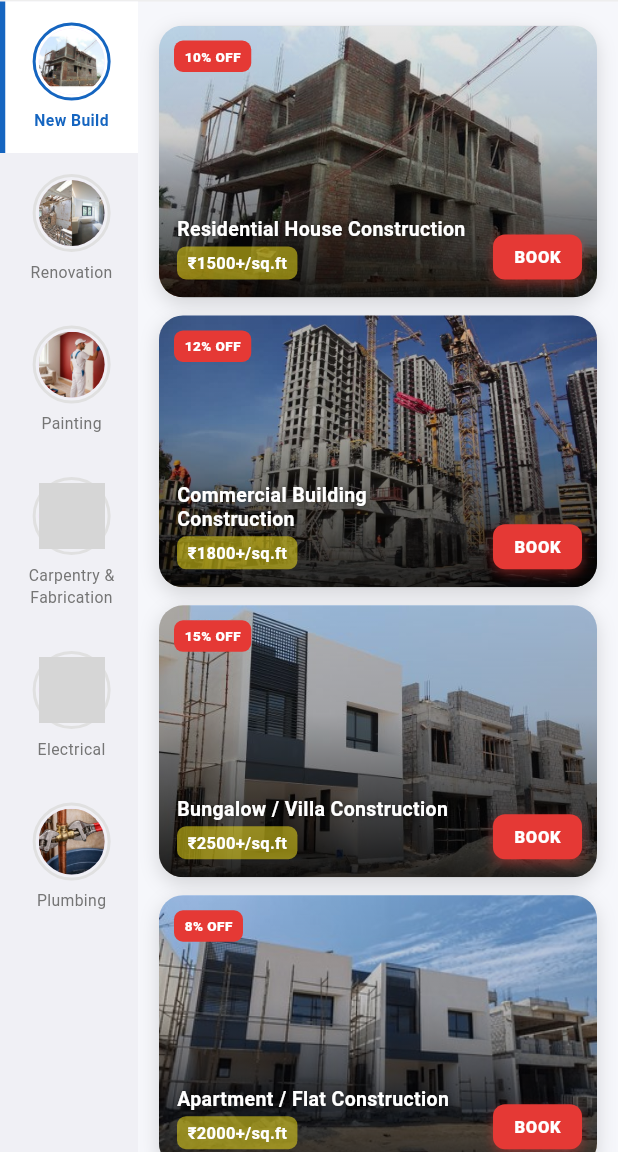
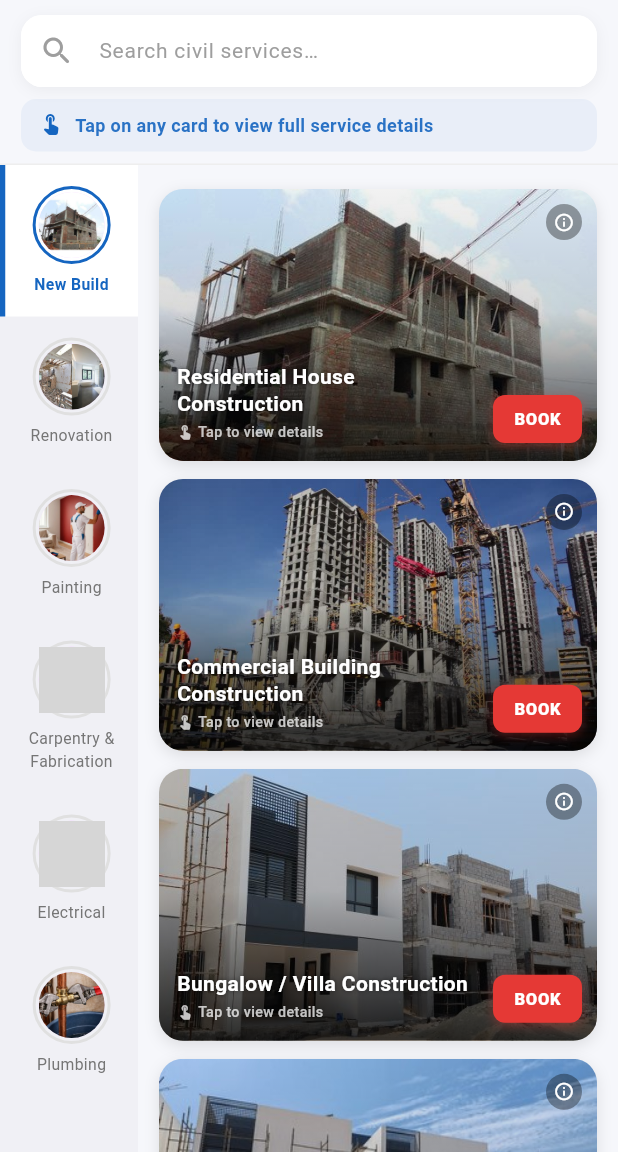
Before and after one commit to murkar321/callme, a Flutter app: the CivilServicesPage screen opened directly, on a phone screen of 412 x 824 dp, the part 84-1236 px from its top. Run offline on Flutter 3.47's test engine with Material 3 defaults, Android fonts, the phone set to English and light mode, and no system bars; our stand-ins replace cloud_firestore, file_picker, firebase_auth, firebase_core, firebase_messaging, firebase_storage and 8 more; missing offline and left inert: razorpay_flutter; accounts and stored records are empty; grey boxes are pictures that could not be loaded.

Commit message:
save updates

```diff
--- a/lib/models/civil_services_page.dart
+++ b/lib/models/civil_services_page.dart
@@ -18,6 +18,14 @@ class CivilServicesPage extends StatefulWidget {
 
 class _CivilServicesPageState extends State<CivilServicesPage> {
   int selectedIndex = 0;
+  final TextEditingController _searchController = TextEditingController();
+  String _searchQuery = '';
+
+  @override
+  void dispose() {
+    _searchController.dispose();
+    super.dispose();
+  }
 
   void _refresh() => setState(() {});
 
@@ -91,10 +99,16 @@ class _CivilServicesPageState extends State<CivilServicesPage> {
     final mq = MediaQuery.of(context);
     final categories = civilServices;
     final selectedService = categories[selectedIndex];
-    final subServices = selectedService.subServices;
+
+    // Filter sub-services by the search query, case-insensitive.
+    final query = _searchQuery.trim().toLowerCase();
+    final subServices = query.isEmpty
+        ? selectedService.subServices
+        : selectedService.subServices
+            .where((s) => s.name.toLowerCase().contains(query))
+            .toList();
 
     final totalItems = Cart.getTotalItems(kCivilServiceKey);
-    final totalPrice = Cart.getTotal(kCivilServiceKey);
     final bottomPad = mq.viewPadding.bottom;
 
     return Scaffold(
@@ -127,6 +141,25 @@ class _CivilServicesPageState extends State<CivilServicesPage> {
         bottom: false,
         child: Column(
           children: [
+            // ── SEARCH BAR ───────────────────────────────────────────
+            Padding(
+              padding: const EdgeInsets.fromLTRB(14, 10, 14, 8),
+              child: _SearchField(
+                controller: _searchController,
+                onChanged: (v) => setState(() => _searchQuery = v),
+                onClear: () {
+                  _searchController.clear();
+                  setState(() => _searchQuery = '');
+                },
+              ),
+            ),
+
+            // ── HINT BANNER ──────────────────────────────────────────
+            const Padding(
+              padding: EdgeInsets.fromLTRB(14, 0, 14, 8),
+              child: _TapHintBanner(),
+            ),
+
             const Divider(height: 1, thickness: 1, color: Color(0xFFEEEEEE)),
 
             Expanded(
@@ -141,7 +174,9 @@ class _CivilServicesPageState extends State<CivilServicesPage> {
 
                   // ── RIGHT SERVICE LIST ───────────────────────────────
                   Expanded(
-                    child: ListView.builder(
+                    child: subServices.isEmpty
+                        ? const _EmptySearchState()
+                        : ListView.builder(
                             padding: EdgeInsets.fromLTRB(
                               10,
                               10,
@@ -156,7 +191,8 @@ class _CivilServicesPageState extends State<CivilServicesPage> {
                                 service: sub,
                                 categoryName: selectedService.name,
                                 categoryId: selectedService.id,
-                          onTap: () => _openDetail(sub, selectedService.id),
+                                onTap: () =>
+                                    _openDetail(sub, selectedService.id),
                                 onAddCart: () => _handleBooking(
                                   sub,
                                   selectedService.id,
@@ -174,7 +210,6 @@ class _CivilServicesPageState extends State<CivilServicesPage> {
             if (totalItems > 0)
               _ViewCartBar(
                 totalItems: totalItems,
-                totalPrice: totalPrice,
                 bottomPad: bottomPad,
                 onTap: _openCart,
               ),
@@ -186,6 +221,119 @@ class _CivilServicesPageState extends State<CivilServicesPage> {
 }
 
 // ─────────────────────────────────────────────────────────────────────────────
+
+class _SearchField extends StatelessWidget {
+  final TextEditingController controller;
+  final ValueChanged<String> onChanged;
+  final VoidCallback onClear;
+
+  const _SearchField({
+    required this.controller,
+    required this.onChanged,
+    required this.onClear,
+  });
+
+  @override
+  Widget build(BuildContext context) {
+    return Container(
+      decoration: BoxDecoration(
+        color: Colors.white,
+        borderRadius: BorderRadius.circular(14),
+        boxShadow: [
+          BoxShadow(
+            color: Colors.black.withOpacity(0.05),
+            blurRadius: 8,
+            offset: const Offset(0, 2),
+          ),
+        ],
+      ),
+      child: TextField(
+        controller: controller,
+        onChanged: onChanged,
+        style: const TextStyle(fontSize: 14, color: Color(0xFF1A1A2E)),
+        decoration: InputDecoration(
+          hintText: 'Search civil services…',
+          hintStyle: TextStyle(color: Colors.grey.shade500, fontSize: 14),
+          prefixIcon: Icon(Icons.search_rounded, color: Colors.grey.shade500),
+          suffixIcon: controller.text.isNotEmpty
+              ? IconButton(
+                  icon: Icon(Icons.close_rounded, color: Colors.grey.shade500),
+                  onPressed: onClear,
+                )
+              : null,
+          filled: true,
+          fillColor: Colors.white,
+          contentPadding: const EdgeInsets.symmetric(vertical: 12),
+          border: OutlineInputBorder(
+            borderRadius: BorderRadius.circular(14),
+            borderSide: BorderSide.none,
+          ),
+        ),
+      ),
+    );
+  }
+}
+
+class _TapHintBanner extends StatelessWidget {
+  const _TapHintBanner();
+
+  @override
+  Widget build(BuildContext context) {
+    return Container(
+      padding: const EdgeInsets.symmetric(horizontal: 12, vertical: 9),
+      decoration: BoxDecoration(
+        color: const Color(0xFF1565C0).withOpacity(0.06),
+        borderRadius: BorderRadius.circular(10),
+      ),
+      child: Row(
+        children: [
+          Icon(Icons.touch_app_rounded,
+              color: const Color(0xFF1565C0), size: 16),
+          const SizedBox(width: 8),
+          Expanded(
+            child: Text(
+              'Tap on any card to view full service details',
+              style: TextStyle(
+                fontSize: 12,
+                color: const Color(0xFF1565C0).withOpacity(0.9),
+                fontWeight: FontWeight.w600,
+              ),
+            ),
+          ),
+        ],
+      ),
+    );
+  }
+}
+
+class _EmptySearchState extends StatelessWidget {
+  const _EmptySearchState();
+
+  @override
+  Widget build(BuildContext context) {
+    return Center(
+      child: Padding(
+        padding: const EdgeInsets.all(24),
+        child: Column(
+          mainAxisSize: MainAxisSize.min,
+          children: [
+            Icon(Icons.search_off_rounded, size: 44, color: Colors.grey.shade400),
+            const SizedBox(height: 12),
+            Text(
+              'No services match your search',
+              textAlign: TextAlign.center,
+              style: TextStyle(
+                fontSize: 14,
+                color: Colors.grey.shade600,
+                fontWeight: FontWeight.w600,
+              ),
+            ),
+          ],
+        ),
+      ),
+    );
+  }
+}
 
 class _CartIconButton extends StatelessWidget {
   final int count;
@@ -319,13 +467,11 @@ class _CategoryPanel extends StatelessWidget {
 
 class _ViewCartBar extends StatelessWidget {
   final int totalItems;
-  final int totalPrice;
   final double bottomPad;
   final VoidCallback onTap;
 
   const _ViewCartBar({
     required this.totalItems,
-    required this.totalPrice,
     required this.bottomPad,
     required this.onTap,
   });
@@ -336,37 +482,25 @@ class _ViewCartBar extends StatelessWidget {
       width: double.infinity,
       padding: EdgeInsets.fromLTRB(14, 10, 14, 10 + bottomPad),
       decoration: const BoxDecoration(
-        color: Color.fromARGB(255, 239, 198, 36),
+        color: Color(0xFF1565C0),
         boxShadow: [
           BoxShadow(
             color: Colors.black26,
-            blurRadius: 12,
-            offset: Offset(0, -4),
+            blurRadius: 10,
+            offset: Offset(0, -3),
           ),
         ],
       ),
       child: Row(
         children: [
           Expanded(
-            child: Column(
-              crossAxisAlignment: CrossAxisAlignment.start,
-              mainAxisSize: MainAxisSize.min,
-              children: [
-                Text(
+            child: Text(
               "$totalItems item${totalItems > 1 ? 's' : ''} selected",
-                  style:
-                      const TextStyle(color: Color.fromARGB(153, 211, 70, 70), fontSize: 11),
-                ),
-                const SizedBox(height: 2),
-                Text(
-                  "₹$totalPrice",
               style: const TextStyle(
                 color: Colors.white,
-                    fontWeight: FontWeight.w800,
-                    fontSize: 17,
+                fontWeight: FontWeight.w700,
+                fontSize: 15,
               ),
-                ),
-              ],
             ),
           ),
           GestureDetector(
@@ -379,9 +513,9 @@ class _ViewCartBar extends StatelessWidget {
                 borderRadius: BorderRadius.circular(10),
                 boxShadow: [
                   BoxShadow(
-                    color: Colors.orange.withOpacity(0.4),
-                    blurRadius: 10,
-                    offset: const Offset(0, 4),
+                    color: Colors.orange.withOpacity(0.35),
+                    blurRadius: 8,
+                    offset: const Offset(0, 3),
                   ),
                 ],
               ),
--- a/lib/widgets/civil_card.dart
+++ b/lib/widgets/civil_card.dart
@@ -40,9 +40,9 @@ class CivilServiceCard extends StatelessWidget {
           borderRadius: BorderRadius.circular(16),
           boxShadow: [
             BoxShadow(
-              color: Colors.black.withOpacity(0.14),
-              blurRadius: 10,
-              offset: const Offset(0, 4),
+              color: Colors.black.withOpacity(0.10),
+              blurRadius: 8,
+              offset: const Offset(0, 3),
             ),
           ],
         ),
@@ -70,42 +70,36 @@ class CivilServiceCard extends StatelessWidget {
                     gradient: LinearGradient(
                       begin: Alignment.topCenter,
                       end: Alignment.bottomCenter,
-                      stops: const [0.0, 0.40, 1.0],
+                      stops: const [0.0, 0.45, 1.0],
                       colors: [
-                        Colors.black.withOpacity(0.10),
-                        Colors.black.withOpacity(0.20),
-                        Colors.black.withOpacity(0.82),
+                        Colors.black.withOpacity(0.05),
+                        Colors.black.withOpacity(0.15),
+                        Colors.black.withOpacity(0.78),
                       ],
                     ),
                   ),
                 ),
               ),
 
-              // ── DISCOUNT BADGE — top left ─────────────────────────
-              if (service.discount > 0)
+              // ── TAP HINT — top right, signals card is tappable ────
               Positioned(
-                  left: 10,
                 top: 10,
+                right: 10,
                 child: Container(
-                    padding: const EdgeInsets.symmetric(
-                        horizontal: 7, vertical: 4),
+                  padding: const EdgeInsets.all(5),
                   decoration: BoxDecoration(
-                      color: Colors.red.shade600,
-                      borderRadius: BorderRadius.circular(6),
+                    color: Colors.black.withOpacity(0.35),
+                    shape: BoxShape.circle,
                   ),
-                    child: Text(
-                      "${service.discount}% OFF",
-                      style: const TextStyle(
+                  child: const Icon(
+                    Icons.info_outline_rounded,
                     color: Colors.white,
-                        fontSize: 9,
-                        fontWeight: FontWeight.w800,
-                        letterSpacing: 0.3,
-                      ),
+                    size: 14,
                   ),
                 ),
               ),
 
-              // ── BOTTOM ROW: name + price + BOOK/SELECT button ─────
+              // ── BOTTOM ROW: name + hint text + BOOK/SELECT button ──
               Positioned(
                 left: 12,
                 right: 10,
@@ -113,7 +107,6 @@ class CivilServiceCard extends StatelessWidget {
                 child: Row(
                   crossAxisAlignment: CrossAxisAlignment.end,
                   children: [
-                    // Service name + price stacked
                     Expanded(
                       child: Column(
                         crossAxisAlignment: CrossAxisAlignment.start,
@@ -125,7 +118,7 @@ class CivilServiceCard extends StatelessWidget {
                             overflow: TextOverflow.ellipsis,
                             style: const TextStyle(
                               color: Colors.white,
-                              fontSize: 13,
+                              fontSize: 14,
                               fontWeight: FontWeight.w700,
                               height: 1.25,
                               shadows: [
@@ -133,30 +126,28 @@ class CivilServiceCard extends StatelessWidget {
                               ],
                             ),
                           ),
-                          const SizedBox(height: 4),
-                          // Price chip
-                          Container(
-                            padding: const EdgeInsets.symmetric(
-                                horizontal: 7, vertical: 3),
-                            decoration: BoxDecoration(
-                              color: const Color.fromARGB(255, 235, 217, 27).withOpacity(0.55),
-                              borderRadius: BorderRadius.circular(6),
-                            ),
-                            child: Text(
-                              service.price,
-                              style: const TextStyle(
-                                color: Colors.white,
-                                fontSize: 11,
-                                fontWeight: FontWeight.w700,
-                                letterSpacing: 0.2,
+                          const SizedBox(height: 3),
+                          Row(
+                            mainAxisSize: MainAxisSize.min,
+                            children: [
+                              Icon(Icons.touch_app_rounded,
+                                  color: Colors.white.withOpacity(0.75),
+                                  size: 11),
+                              const SizedBox(width: 3),
+                              Text(
+                                'Tap to view details',
+                                style: TextStyle(
+                                  color: Colors.white.withOpacity(0.75),
+                                  fontSize: 9.5,
+                                  fontWeight: FontWeight.w500,
                                 ),
                               ),
+                            ],
                           ),
                         ],
                       ),
                     ),
                     const SizedBox(width: 10),
-                    // BOOK / SELECT button
                     _ActionButton(
                       inCart: inCart,
                       cartCount: cartCount,
@@ -208,15 +199,15 @@ class _ActionButton extends StatelessWidget {
           child: AnimatedContainer(
             duration: const Duration(milliseconds: 220),
             padding:
-                const EdgeInsets.symmetric(horizontal: 14, vertical: 7),
+                const EdgeInsets.symmetric(horizontal: 14, vertical: 8),
             decoration: BoxDecoration(
               color: bgColor,
               borderRadius: BorderRadius.circular(8),
               boxShadow: [
                 BoxShadow(
-                  color: bgColor.withOpacity(0.45),
-                  blurRadius: 6,
-                  offset: const Offset(0, 3),
+                  color: bgColor.withOpacity(0.35),
+                  blurRadius: 5,
+                  offset: const Offset(0, 2),
                 ),
               ],
             ),
```
Also changed, not shown: lib/models/civil_detail_page.dart (+12 -90 lines). Lines whose indentation alone changed are shown as unchanged.
